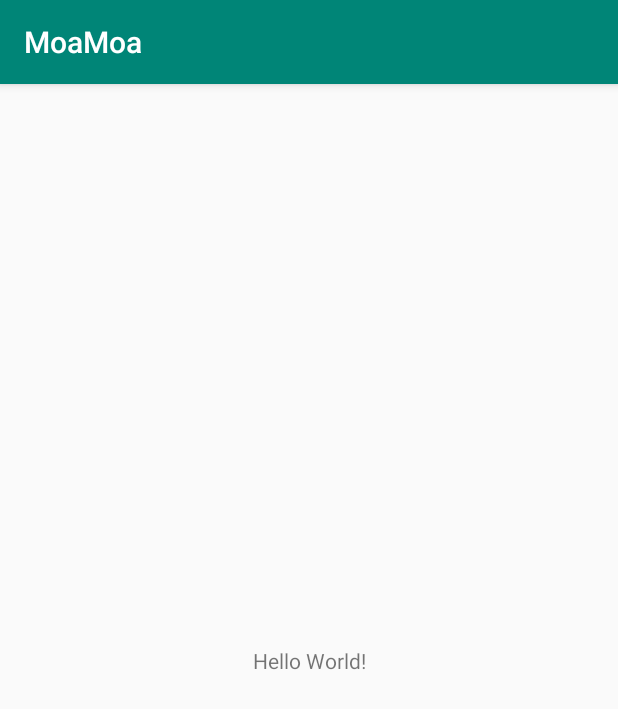
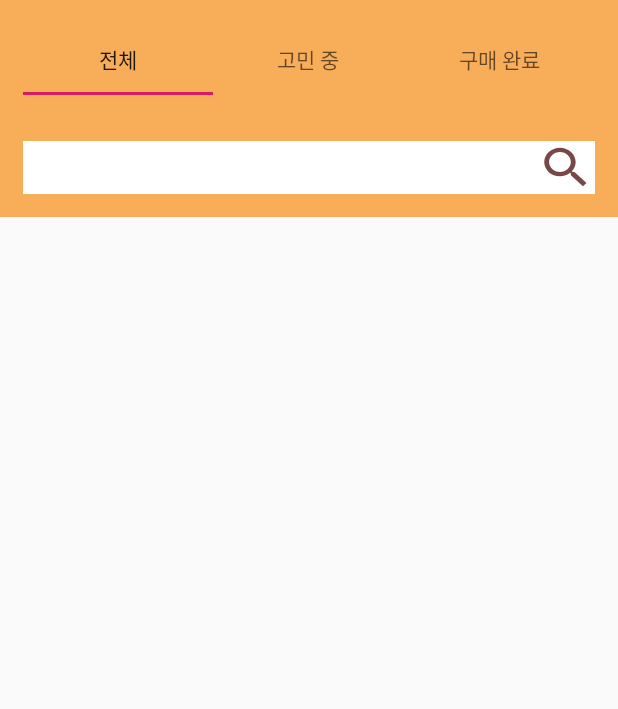
Before and after one commit to lou297/ShoppingMoa, an Android app: the screen it shows after launch (MainActivity), on a phone screen of 412 x 824 dp. Shown: the top 709 px of the screen. Run offline under Robolectric (Android 15) with nearby library versions, the phone set to English and light mode, and no system bars.

Commit message:
make main view frame

```diff
--- a/app/build.gradle
+++ b/app/build.gradle
@@ -29,6 +29,8 @@ dependencies {
     implementation 'androidx.core:core-ktx:1.0.2'
     implementation 'androidx.recyclerview:recyclerview:1.0.0'
     implementation 'androidx.constraintlayout:constraintlayout:1.1.3'
+
+    implementation 'com.google.android.material:material:1.0.0'
     testImplementation 'junit:junit:4.12'
     androidTestImplementation 'androidx.test:runner:1.2.0'
     androidTestImplementation 'androidx.test.espresso:espresso-core:3.2.0'
--- a/app/src/main/AndroidManifest.xml
+++ b/app/src/main/AndroidManifest.xml
@@ -8,7 +8,7 @@
             android:label="@string/app_name"
             android:roundIcon="@mipmap/ic_launcher_round"
             android:supportsRtl="true"
-            android:theme="@style/AppTheme">
+            android:theme="@style/AppTheme.NoActionBar">
         <activity android:name=".MainActivity">
             <intent-filter>
                 <action android:name="android.intent.action.MAIN"/>
--- a/app/src/main/java/com/pingpong/moamoa/MainActivity.kt
+++ b/app/src/main/java/com/pingpong/moamoa/MainActivity.kt
@@ -2,11 +2,19 @@ package com.pingpong.moamoa
 
 import androidx.appcompat.app.AppCompatActivity
 import android.os.Bundle
+import kotlinx.android.synthetic.main.activity_main.*
 
 class MainActivity : AppCompatActivity() {
 
     override fun onCreate(savedInstanceState: Bundle?) {
         super.onCreate(savedInstanceState)
         setContentView(R.layout.activity_main)
+        initView()
+    }
+
+    fun initView() {
+        tabLayout_main.addTab(tabLayout_main.newTab().setText("전체"))
+        tabLayout_main.addTab(tabLayout_main.newTab().setText("고민 중"))
+        tabLayout_main.addTab(tabLayout_main.newTab().setText("구매 완료"))
     }
 }
--- /dev/null
+++ b/app/src/main/res/drawable/ic_search.xml
@@ -0,0 +1,5 @@
+<vector android:height="24dp" android:tint="#784747"
+    android:viewportHeight="24.0" android:viewportWidth="24.0"
+    android:width="24dp" xmlns:android="http://schemas.android.com/apk/res/android">
+    <path android:fillColor="#FF000000" android:pathData="M15.5,14h-0.79l-0.28,-0.27C15.41,12.59 16,11.11 16,9.5 16,5.91 13.09,3 9.5,3S3,5.91 3,9.5 5.91,16 9.5,16c1.61,0 3.09,-0.59 4.23,-1.57l0.27,0.28v0.79l5,4.99L20.49,19l-4.99,-5zM9.5,14C7.01,14 5,11.99 5,9.5S7.01,5 9.5,5 14,7.01 14,9.5 11.99,14 9.5,14z"/>
+</vector>
--- a/app/src/main/res/layout/activity_main.xml
+++ b/app/src/main/res/layout/activity_main.xml
@@ -1,19 +1,62 @@
 <?xml version="1.0" encoding="utf-8"?>
 <androidx.constraintlayout.widget.ConstraintLayout
-        xmlns:android="http://schemas.android.com/apk/res/android"
-        xmlns:tools="http://schemas.android.com/tools"
-        xmlns:app="http://schemas.android.com/apk/res-auto"
-        android:layout_width="match_parent"
-        android:layout_height="match_parent"
-        tools:context=".MainActivity">
+        xmlns:android = "http://schemas.android.com/apk/res/android"
+        xmlns:app = "http://schemas.android.com/apk/res-auto"
+        android:layout_width = "match_parent"
+        android:layout_height = "match_parent">
 
-    <TextView
-            android:layout_width="wrap_content"
-            android:layout_height="wrap_content"
-            android:text="Hello World!"
-            app:layout_constraintBottom_toBottomOf="parent"
-            app:layout_constraintLeft_toLeftOf="parent"
-            app:layout_constraintRight_toRightOf="parent"
-            app:layout_constraintTop_toTopOf="parent"/>
+    <LinearLayout
+            android:background = "@color/orangeBackground"
+            android:layout_width = "0dp"
+            android:layout_height = "wrap_content"
+            app:layout_constraintTop_toTopOf = "parent"
+            app:layout_constraintStart_toStartOf = "parent"
+            app:layout_constraintEnd_toEndOf="parent"
+            android:orientation = "vertical" android:id = "@+id/linearLayout_main">
+
+        <com.google.android.material.tabs.TabLayout
+                android:id = "@+id/tabLayout_main"
+                android:layout_margin="@dimen/size_margin"
+                android:layout_width = "match_parent"
+                android:layout_height = "wrap_content">
+        </com.google.android.material.tabs.TabLayout>
+
+        <HorizontalScrollView
+                android:layout_width = "match_parent"
+                android:layout_height = "wrap_content"
+                android:id = "@+id/horizontalScrollView_main">
+
+        </HorizontalScrollView>
+        <LinearLayout
+                android:background = "@color/white"
+                android:orientation = "horizontal"
+                android:layout_width = "match_parent"
+                android:layout_height = "wrap_content"
+                android:layout_margin = "@dimen/size_margin">
+            <EditText
+                    android:lines = "1"
+                    android:padding="@dimen/padding_editText"
+                    android:background = "@null"
+                    android:layout_width = "0dp"
+                    android:layout_weight = "9"
+                    android:layout_height = "@dimen/size_editText"/>
+            <ImageView
+                    android:background="@drawable/ic_search"
+                    android:layout_width = "0dp"
+                    android:layout_weight = "1"
+                    android:layout_height = "@dimen/size_searchBut"/>
+        </LinearLayout>
+    </LinearLayout>
+
+    <androidx.recyclerview.widget.RecyclerView
+            android:layout_width = "0dp"
+            android:layout_height = "0dp"
+            app:layout_constraintTop_toBottomOf = "@+id/linearLayout_main"
+            app:layout_constraintStart_toStartOf = "parent"
+            app:layout_constraintBottom_toBottomOf = "parent"
+            app:layout_constraintEnd_toEndOf = "parent" android:id = "@+id/recyclerView">
+
+    </androidx.recyclerview.widget.RecyclerView>
+
 
 </androidx.constraintlayout.widget.ConstraintLayout>
--- a/app/src/main/res/values/colors.xml
+++ b/app/src/main/res/values/colors.xml
@@ -1,6 +1,9 @@
 <?xml version="1.0" encoding="utf-8"?>
 <resources>
-    <color name="colorPrimary">#008577</color>
-    <color name="colorPrimaryDark">#00574B</color>
-    <color name="colorAccent">#D81B60</color>
+    <color name = "colorPrimary">#008577</color>
+    <color name = "colorPrimaryDark">#00574B</color>
+    <color name = "colorAccent">#D81B60</color>
+
+    <color name = "orangeBackground">#ccf89b31</color>
+    <color name = "white">#FFFFFF</color>
 </resources>
--- /dev/null
+++ b/app/src/main/res/values/dimens.xml
@@ -0,0 +1,8 @@
+<?xml version="1.0" encoding="utf-8"?>
+<resources>
+    <dimen name = "size_margin">15dp</dimen>
+
+    <dimen name = "padding_editText">10dp</dimen>
+    <dimen name = "size_editText">35dp</dimen>
+    <dimen name = "size_searchBut">35dp</dimen>
+</resources>
--- a/app/src/main/res/values/styles.xml
+++ b/app/src/main/res/values/styles.xml
@@ -8,4 +8,9 @@
         <item name="colorAccent">@color/colorAccent</item>
     </style>
 
+    <style name="AppTheme.NoActionBar">
+        <item name="windowActionBar">false</item>
+        <item name="windowNoTitle">true</item>
+    </style>
+
 </resources>
```
